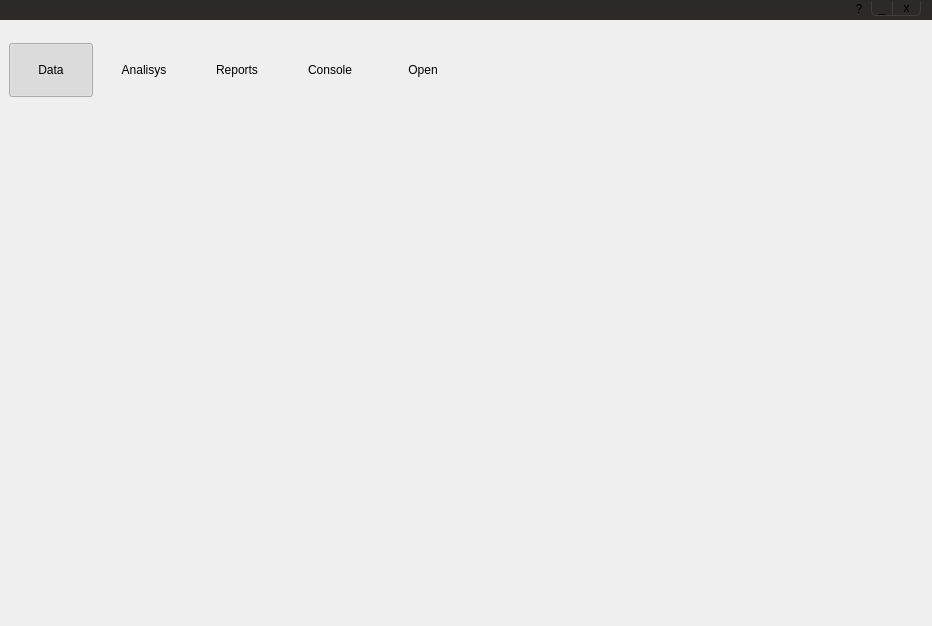
mk4me/hm-mde-one, file trunk/src/edr/src/hmm_view/ui/toolboxmaindeffile.ui: the form before one commit.
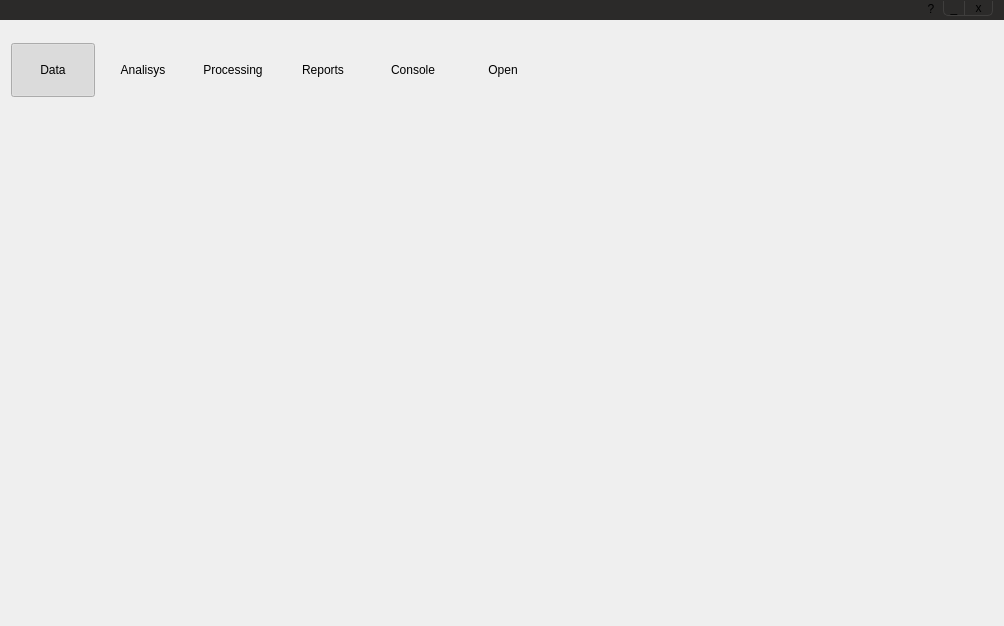
The form after the commit. Icons and pictures are not drawn.

The edit to the form file:
```diff
--- a/trunk/src/edr/src/hmm_view/ui/toolboxmaindeffile.ui
+++ b/trunk/src/edr/src/hmm_view/ui/toolboxmaindeffile.ui
@@ -6,7 +6,7 @@
    <rect>
     <x>0</x>
     <y>0</y>
-    <width>932</width>
+    <width>1004</width>
     <height>626</height>
    </rect>
   </property>
@@ -252,7 +252,7 @@
     <item>
      <widget class="QFrame" name="toolBar">
       <property name="sizePolicy">
-       <sizepolicy hsizetype="Minimum" vsizetype="Minimum">
+       <sizepolicy hsizetype="Preferred" vsizetype="Fixed">
         <horstretch>0</horstretch>
         <verstretch>0</verstretch>
        </sizepolicy>
@@ -322,18 +322,9 @@
 </string>
       </property>
       <layout class="QHBoxLayout" name="horizontalLayout">
-       <property name="spacing">
-        <number>9</number>
-       </property>
-       <property name="leftMargin">
-        <number>9</number>
-       </property>
        <property name="topMargin">
         <number>0</number>
        </property>
-       <property name="rightMargin">
-        <number>9</number>
-       </property>
        <property name="bottomMargin">
         <number>0</number>
        </property>
@@ -410,7 +401,56 @@
           <string>Analisys</string>
          </property>
          <property name="icon">
-          <iconset resource="Icons.qrc">
+          <iconset resource="hmmViewIcons.qrc">
+           <normaloff>:/resources/icons/Analizy.png</normaloff>
+           <normalon>:/resources/icons/Analizy.png</normalon>
+           <disabledoff>:/resources/icons/AnalizyH.png</disabledoff>
+           <disabledon>:/resources/icons/AnalizyH.png</disabledon>
+           <activeoff>:/resources/icons/AnalizyP.png</activeoff>
+           <activeon>:/resources/icons/Analizy.png</activeon>:/resources/icons/Analizy.png</iconset>
+         </property>
+         <property name="iconSize">
+          <size>
+           <width>28</width>
+           <height>28</height>
+          </size>
+         </property>
+         <property name="checkable">
+          <bool>true</bool>
+         </property>
+         <property name="toolButtonStyle">
+          <enum>Qt::ToolButtonTextUnderIcon</enum>
+         </property>
+         <property name="autoRaise">
+          <bool>true</bool>
+         </property>
+        </widget>
+       </item>
+       <item>
+        <widget class="QToolButton" name="processingButton">
+         <property name="enabled">
+          <bool>true</bool>
+         </property>
+         <property name="minimumSize">
+          <size>
+           <width>84</width>
+           <height>54</height>
+          </size>
+         </property>
+         <property name="maximumSize">
+          <size>
+           <width>54</width>
+           <height>54</height>
+          </size>
+         </property>
+         <property name="styleSheet">
+          <string notr="true"/>
+         </property>
+         <property name="text">
+          <string>Processing</string>
+         </property>
+         <property name="icon">
+          <iconset resource="hmmViewIcons.qrc">
            <normaloff>:/resources/icons/Analizy.png</normaloff>
            <normalon>:/resources/icons/Analizy.png</normalon>
            <disabledoff>:/resources/icons/AnalizyH.png</disabledoff>
@@ -588,102 +628,16 @@
        <item>
         <widget class="QWidget" name="tabPlaceholder" native="true">
          <property name="sizePolicy">
-          <sizepolicy hsizetype="Expanding" vsizetype="Preferred">
+          <sizepolicy hsizetype="Preferred" vsizetype="Expanding">
            <horstretch>0</horstretch>
            <verstretch>0</verstretch>
           </sizepolicy>
          </property>
-         <property name="minimumSize">
-          <size>
-           <width>400</width>
-           <height>100</height>
-          </size>
-         </property>
-         <property name="maximumSize">
-          <size>
-           <width>16777215</width>
-           <height>100</height>
-          </size>
-         </property>
          <property name="styleSheet">
-          <string notr="true">QPushButton, QToolButton {
-	margin: 0px;
-	padding: 0px;
-	spacing: 0px;
+          <string notr="true">QWidget#tabPlaceholder {
 	border: none;
-     background-color: transparent;
-	color: white;
- }
- 
-QPushButton:hover, QToolButton:hover {
-     /*background-color: qlineargradient(x1:0, y1:0, x2:0, y2:1, stop:0 darkgray, stop:1 lightgray);*/
-	border: 1px solid rgb(135, 177, 255);
- }
-
-QPushButton:flat, QToolButton:flat {
 	margin: 0px;
 	padding: 0px;
-	spacing: 0px;
-	border: none;
- }
-
-QPushButton:default, QToolButton:default {
-     /*border-color: navy;*/
-	margin: 0px;
-	padding: 0px;
-	spacing: 0px;
-	border: none;
- }
-
-QToolButton[popupMode=&quot;2&quot;], QToolButton[popupMode=&quot;1&quot;] {
-	 /*background-color: qlineargradient(x1:0, y1:0, x2:0, y2:1, stop:0 lightgray, stop:1 darkgray);*/
-     padding-right: 10px;
-	border: 1px solid navy;
-	background-color: rgb(91,91,91);
-	color: white;
- }
-
-QToolButton[popupMode=&quot;2&quot;]:hover, QToolButton[popupMode=&quot;1&quot;]:hover {
-	 /*background-color: qlineargradient(x1:0, y1:0, x2:0, y2:1, stop:0 lightgray, stop:1 darkgray);*/
-    /* padding-right: 10px;*/
-	border: 1px solid rgb(135, 177, 255);
- }
-
-/* { 
-     padding-right: 20px;
-	border: 1px solid navy;
- }
-*/
-
-QPushButton:pressed, QToolButton:pressed {
-     /*background-color: qlineargradient(x1: 0, y1: 0, x2: 0, y2: 1, stop: 0 #dadbde, stop: 1 #f6f7fa);*/
- }
-
-QToolButton::menu-button {
-     border: none;
-     border-radius: 0px;
- }
-
-QToolButton::menu-arrow {
-     image: url(downarrow.png);
- }
-
-QToolButton::menu-arrow:open {
-     top: 1px; left: 1px;
- }
-
-QAbstractSpinBox {
-	border-radius: 4px;
-	padding: 2px;
-	padding-right: 17px;
-}
-
-QAbstractSpinBox:hover {
-	background: rgb(200, 200, 200);
-}
-
-QAbstractSpinBox:focus {
-	background: white;
 }</string>
          </property>
          <layout class="QHBoxLayout" name="horizontalLayout_3">
```
Left out of the diff: 74 changed lines with no effect on the pictures.
